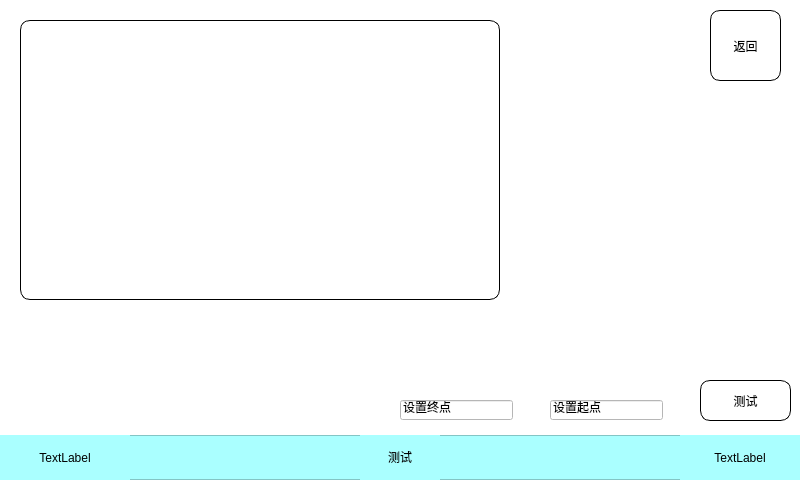
Old version of the form ui/scan_ui.ui in the repository 511aj/Linux_pyqt_CCD.
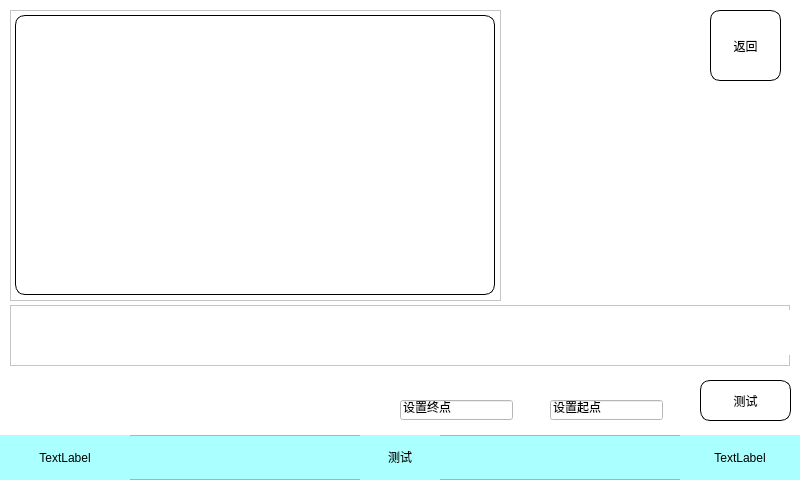
New version of the form.

Patch:
```diff
--- a/ui/scan_ui.ui
+++ b/ui/scan_ui.ui
@@ -128,32 +128,6 @@
     <string>设置终点</string>
    </property>
   </widget>
-  <widget class="QWidget" name="widget" native="true">
-   <property name="geometry">
-    <rect>
-     <x>20</x>
-     <y>20</y>
-     <width>480</width>
-     <height>280</height>
-    </rect>
-   </property>
-   <property name="minimumSize">
-    <size>
-     <width>411</width>
-     <height>0</height>
-    </size>
-   </property>
-   <property name="maximumSize">
-    <size>
-     <width>480</width>
-     <height>280</height>
-    </size>
-   </property>
-   <property name="styleSheet">
-    <string notr="true">#widget
-{border-style: solid; border-width: 1px; border-radius: 10px; border-color: black;}</string>
-   </property>
-  </widget>
   <widget class="QPushButton" name="backBtn">
    <property name="geometry">
     <rect>
@@ -170,6 +144,74 @@
     <string>返回</string>
    </property>
   </widget>
+  <widget class="QFrame" name="frame">
+   <property name="geometry">
+    <rect>
+     <x>10</x>
+     <y>10</y>
+     <width>491</width>
+     <height>291</height>
+    </rect>
+   </property>
+   <property name="frameShape">
+    <enum>QFrame::StyledPanel</enum>
+   </property>
+   <property name="frameShadow">
+    <enum>QFrame::Raised</enum>
+   </property>
+   <widget class="QWidget" name="widget" native="true">
+    <property name="geometry">
+     <rect>
+      <x>5</x>
+      <y>5</y>
+      <width>480</width>
+      <height>280</height>
+     </rect>
+    </property>
+    <property name="minimumSize">
+     <size>
+      <width>411</width>
+      <height>0</height>
+     </size>
+    </property>
+    <property name="maximumSize">
+     <size>
+      <width>480</width>
+      <height>280</height>
+     </size>
+    </property>
+    <property name="styleSheet">
+     <string notr="true">#widget
+{border-style: solid; border-width: 1px; border-radius: 10px; border-color: black;}</string>
+    </property>
+   </widget>
+  </widget>
+  <widget class="QFrame" name="frame_2">
+   <property name="geometry">
+    <rect>
+     <x>10</x>
+     <y>305</y>
+     <width>780</width>
+     <height>61</height>
+    </rect>
+   </property>
+   <property name="frameShape">
+    <enum>QFrame::StyledPanel</enum>
+   </property>
+   <property name="frameShadow">
+    <enum>QFrame::Raised</enum>
+   </property>
+   <widget class="QWidget" name="Porgress_bar" native="true">
+    <property name="geometry">
+     <rect>
+      <x>5</x>
+      <y>5</y>
+      <width>800</width>
+      <height>45</height>
+     </rect>
+    </property>
+   </widget>
+  </widget>
  </widget>
  <resources>
   <include location="img.qrc"/>
```
